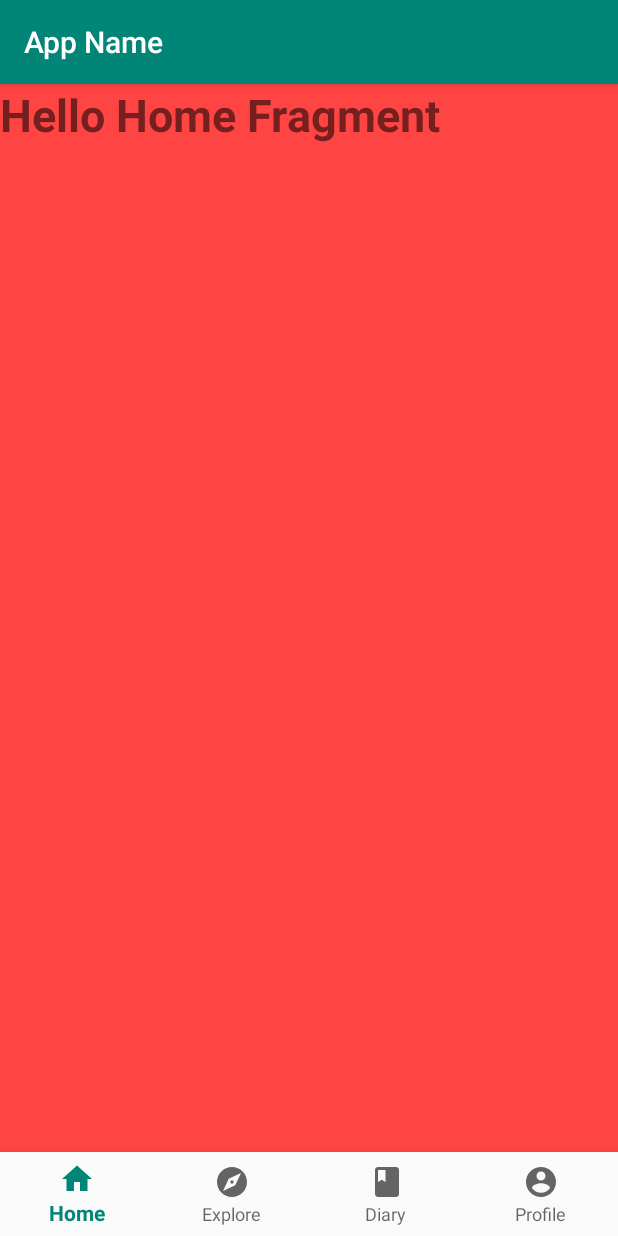
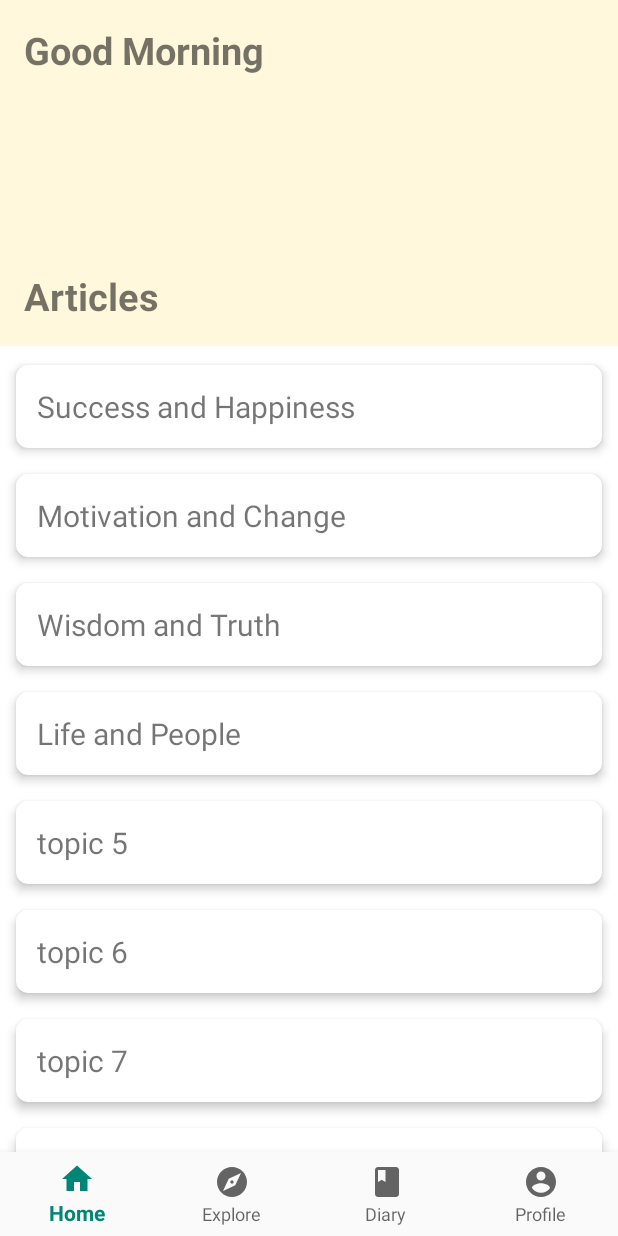
Before and after one commit to clarissalynnn/3634Project, an Android app: the screen it shows after launch (MainActivity), on a phone screen of 412 x 824 dp. Run offline under Robolectric (Android 15) with nearby library versions, the light colour scheme and no system bars.

Commit message:
Added RecyclerView to Home Fragment + Fixed orientation state issue

```diff
--- a/app/src/main/java/com/example/a3634project/HomeFragment.java
+++ b/app/src/main/java/com/example/a3634project/HomeFragment.java
@@ -2,27 +2,65 @@ package com.example.a3634project;
 
 import android.os.Bundle;
 
+import androidx.annotation.Nullable;
 import androidx.fragment.app.Fragment;
+import androidx.recyclerview.widget.LinearLayoutManager;
+import androidx.recyclerview.widget.RecyclerView;
 
 import android.view.LayoutInflater;
 import android.view.View;
 import android.view.ViewGroup;
+import android.widget.TextView;
 
+import java.util.Calendar;
 
-/**
- * A simple {@link Fragment} subclass.
- */
 public class HomeFragment extends Fragment {
+    private RecyclerView mRecyclerView;
+    private RecyclerView.Adapter mAdapter;
+    private RecyclerView.LayoutManager mLayoutManager;
+    //private TextView greetings;
 
     public HomeFragment() {
         // Required empty public constructor
     }
 
-
     @Override
     public View onCreateView(LayoutInflater inflater, ViewGroup container,
                              Bundle savedInstanceState) {
         // Inflate the layout for this fragment
-        return inflater.inflate(R.layout.fragment_home, container, false);
+        View v = inflater.inflate(R.layout.fragment_home, container, false);
+
+        mRecyclerView = v.findViewById(R.id.recyclerView);
+        mRecyclerView.setHasFixedSize(true);
+        mLayoutManager = new LinearLayoutManager(getActivity());
+        mRecyclerView.setLayoutManager(mLayoutManager);
+        TextView greetings = v.findViewById(R.id.greetingsTv);
+        greetings.setText(setGreetings());
+
+        TopicAdapter.RecyclerViewClickListener listener = new TopicAdapter.RecyclerViewClickListener() {
+            @Override
+            public void onClick(View view, int position) {
+
+            }
+        };
+
+        mAdapter = new TopicAdapter(Topic.getTopics(), listener);
+        mRecyclerView.setAdapter(mAdapter);
+
+        return v;
+    }
+
+    public String setGreetings(){
+        Calendar c = Calendar.getInstance();
+        int timeOfDay = c.get(Calendar.HOUR_OF_DAY);
+        String greetings = "";
+        if(timeOfDay >= 0 && timeOfDay < 12){
+            greetings = "Good Morning";
+        } else if(timeOfDay >= 12 && timeOfDay < 16){
+            greetings = "Good Afternoon";
+        } else if(timeOfDay >= 16 && timeOfDay < 24){
+            greetings = "Good Evening";
+        }
+        return greetings;
     }
 }
--- a/app/src/main/res/layout/fragment_home.xml
+++ b/app/src/main/res/layout/fragment_home.xml
@@ -1,17 +1,51 @@
 <?xml version="1.0" encoding="utf-8"?>
-<FrameLayout xmlns:android="http://schemas.android.com/apk/res/android"
+<androidx.constraintlayout.widget.ConstraintLayout
+    xmlns:android="http://schemas.android.com/apk/res/android"
+    xmlns:app="http://schemas.android.com/apk/res-auto"
     xmlns:tools="http://schemas.android.com/tools"
     android:layout_width="match_parent"
     android:layout_height="match_parent"
     tools:context=".HomeFragment"
-    android:background="@android:color/holo_red_light">
+    android:orientation="vertical"
+    android:background="@color/Cornsilk">
 
-    <!-- TODO: Update blank fragment layout -->
     <TextView
+        android:id="@+id/greetingsTv"
+        android:layout_width="wrap_content"
+        android:layout_height="wrap_content"
+        android:layout_marginStart="16dp"
+        android:layout_marginLeft="16dp"
+        android:layout_marginTop="16dp"
+        android:text="Greetings"
+        android:textSize="25sp"
+        android:textStyle="bold"
+        app:layout_constraintStart_toStartOf="parent"
+        app:layout_constraintTop_toTopOf="parent" />
+
+    <TextView
+        android:id="@+id/articlesTv"
+        android:layout_width="wrap_content"
+        android:layout_height="wrap_content"
+        android:layout_marginStart="16dp"
+        android:layout_marginLeft="16dp"
+        android:layout_marginBottom="16dp"
+        android:text="Articles"
+        android:textSize="25sp"
+        android:textStyle="bold"
+        app:layout_constraintBottom_toTopOf="@+id/recyclerView"
+        app:layout_constraintStart_toStartOf="parent" />
+
+    <androidx.recyclerview.widget.RecyclerView
+        android:id="@+id/recyclerView"
         android:layout_width="match_parent"
-        android:layout_height="match_parent"
-        android:text="Hello Home Fragment"
-        android:textSize="30sp"
-        android:textStyle="bold" />
+        android:layout_height="0dp"
+        android:clipToPadding="false"
+        android:padding="4dp"
+        android:scrollbars="vertical"
+        app:layout_constraintBottom_toBottomOf="parent"
+        app:layout_constraintEnd_toEndOf="parent"
+        app:layout_constraintStart_toStartOf="parent"
+        app:layout_constraintHeight_percent="0.7"
+        android:background="@android:color/white"/>
 
-</FrameLayout>
+</androidx.constraintlayout.widget.ConstraintLayout>
--- a/app/src/main/res/layout/fragment_profile.xml
+++ b/app/src/main/res/layout/fragment_profile.xml
@@ -6,7 +6,6 @@
     tools:context=".ProfileFragment"
     android:background="@android:color/holo_orange_light">
 
-    <!-- TODO: Update blank fragment layout -->
     <TextView
         android:layout_width="match_parent"
         android:layout_height="match_parent"
--- a/app/src/main/res/values/strings.xml
+++ b/app/src/main/res/values/strings.xml
@@ -3,4 +3,9 @@
 
     <!-- TODO: Remove or change this placeholder text -->
     <string name="hello_blank_fragment">Hello blank fragment</string>
+    <color name="White">#FFFFFF</color>
+    <color name="Cornsilk">#FFF8DC</color>
+    <color name="LavenderBlush">#FFF0F5</color>
+    <color name="Gray">#808080</color>
+
 </resources>
--- a/app/src/main/res/values/styles.xml
+++ b/app/src/main/res/values/styles.xml
@@ -1,10 +1,10 @@
 <resources>
 
     <!-- Base application theme. -->
-    <style name="AppTheme" parent="Theme.AppCompat.Light.DarkActionBar">
+    <style name="AppTheme" parent="Theme.AppCompat.Light.NoActionBar">
         <!-- Customize your theme here. -->
         <item name="colorPrimary">@color/colorPrimary</item>
-        <item name="colorPrimaryDark">@color/colorPrimaryDark</item>
+        <item name="colorPrimaryDark">@color/Gray</item>
         <item name="colorAccent">@color/colorAccent</item>
     </style>
 
```
Also changed, not shown: app/src/main/res/layout/fragment_explore.xml (+40 -5 lines).
